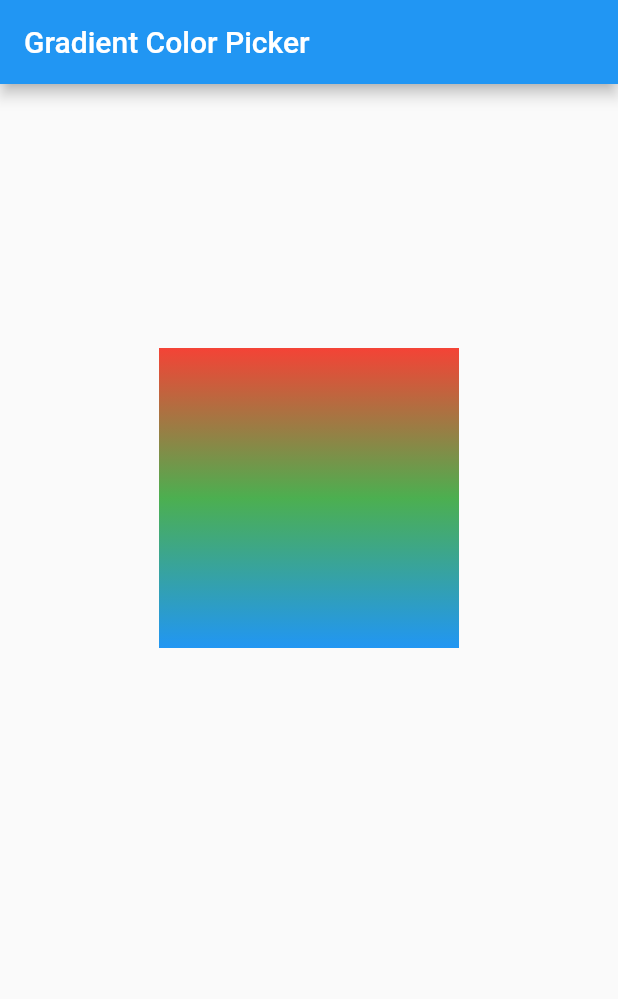
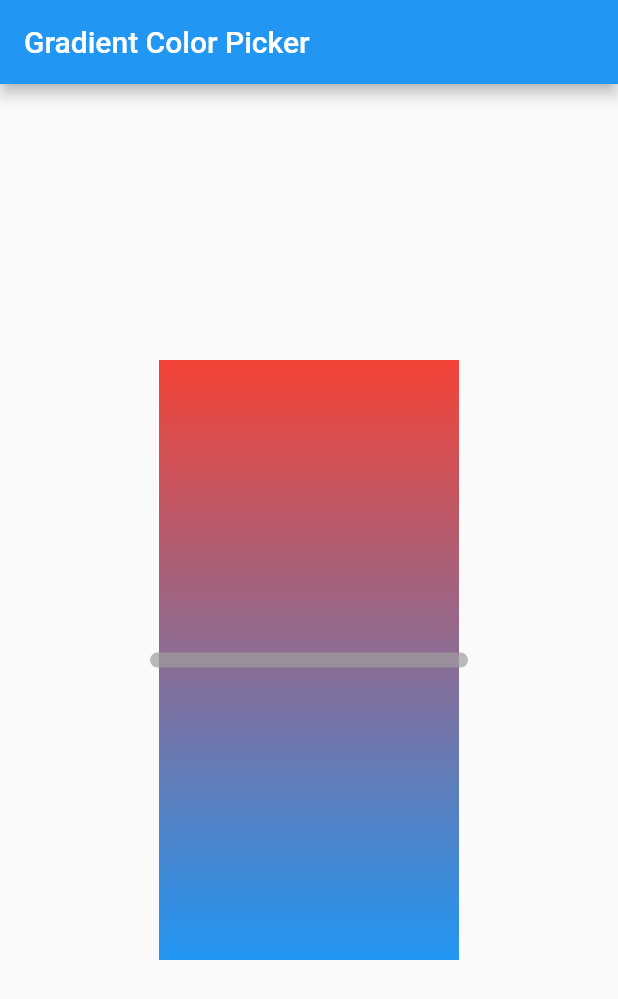
Before and after one commit to matthewstachyra/colorpicker-flutter-widget, a Flutter app: the screen it shows after launch, on a phone screen of 412 x 824 dp. Shown: the top 999 px of the screen. Run offline on Flutter 3.47's test engine with Material 2 defaults, Android fonts, the light colour scheme and no system bars.

Commit message:
update to allow tapping or dragging

```diff
--- a/lib/main.dart
+++ b/lib/main.dart
@@ -1,4 +1,29 @@
 import 'package:flutter/material.dart';
+
+void main() {
+  runApp(MyApp());
+}
+
+class MyApp extends StatelessWidget {
+  @override
+  Widget build(BuildContext context) {
+    return MaterialApp(
+      title: 'Gradient Color Picker',
+      home: Scaffold(
+        appBar: AppBar(
+          title: Text('Gradient Color Picker'),
+        ),
+        body: Center(
+          child: Container(
+            width: 200,
+            height: 400,
+            child: GradientColorPicker(),
+          ),
+        ),
+      ),
+    );
+  }
+}
 
 class GradientColorPicker extends StatefulWidget {
   @override
@@ -6,27 +31,19 @@ class GradientColorPicker extends StatefulWidget {
 }
 
 class _GradientColorPickerState extends State<GradientColorPicker> {
-  Color _selectedColor = Colors.transparent;
+  double _selectedPosition = 0.5;
 
-  void _updateSelectedColor(TapUpDetails details, BoxConstraints constraints) {
-    final position = details.localPosition;
-    final gradientWidth = constraints.maxWidth;
-    final colorPosition = position.dx / gradientWidth;
-    setState(() {
-      _selectedColor = _getGradientColor(colorPosition);
-    });
+  Color _getColorFromPosition(double position) {
+    final int red = (255 - (255 * position)).round();
+    final int blue = (255 * position).round();
+    return Color.fromRGBO(red, 0, blue, 1.0);
   }
 
-  Color _getGradientColor(double position) {
-    final gradientColors = [
-      Colors.red,
-      Colors.green,
-      Colors.blue,
-    ];
-    final startColor = gradientColors[0];
-    final endColor = gradientColors[gradientColors.length - 1];
-    final selectedColor = Color.lerp(startColor, endColor, position);
-    return selectedColor!;
+  void _updateSelectedPosition(Offset position, BoxConstraints constraints) {
+    final double newPosition = position.dy / constraints.maxHeight;
+    setState(() {
+      _selectedPosition = newPosition.clamp(0.0, 1.0);
+    });
   }
 
   @override
@@ -34,32 +51,26 @@ class _GradientColorPickerState extends State<GradientColorPicker> {
     return LayoutBuilder(
       builder: (context, constraints) {
         return GestureDetector(
-          onTapUp: (details) => _updateSelectedColor(details, constraints),
-          child: Column(
-            mainAxisAlignment: MainAxisAlignment.center,
-            children: [
-              Container(
-                width: 200,
-                height: 200,
-                decoration: const BoxDecoration(
+          onVerticalDragUpdate: (DragUpdateDetails details) {
+            _updateSelectedPosition(details.localPosition, constraints);
+          },
+          onTapDown: (TapDownDetails details) {
+            _updateSelectedPosition(details.localPosition, constraints);
+          },
+          child: Container(
+            decoration: BoxDecoration(
               gradient: LinearGradient(
-                    colors: [
-                      Colors.red,
-                      Colors.green,
-                      Colors.blue,
-                    ],
+                colors: [Colors.red, Colors.blue],
                 begin: Alignment.topCenter,
                 end: Alignment.bottomCenter,
               ),
             ),
+            child: CustomPaint(
+              painter: _SelectedColorPainter(
+                _selectedPosition,
+                constraints.maxWidth,
               ),
-              SizedBox(height: 16),
-              Container(
-                width: 50,
-                height: 200,
-                color: _selectedColor,
             ),
-            ],
           ),
         );
       },
@@ -67,18 +78,42 @@ class _GradientColorPickerState extends State<GradientColorPicker> {
   }
 }
 
+class _SelectedColorPainter extends CustomPainter {
+  final double position;
+  final double width;
 
-void main() {
-  runApp(
-    MaterialApp(
-      home: Scaffold(
-        appBar: AppBar(
-          title: Text('Gradient Color Picker'),
-        ),
-        body: Center(
-          child: GradientColorPicker(),
-        ),
-      ),
-    ),
+  _SelectedColorPainter(this.position, this.width);
+
+  @override
+  void paint(Canvas canvas, Size size) {
+    final double barHeight = 10.0;
+    final double barExtend = 6.0;
+
+    final double lineHeight = size.height * position;
+    final double lineY = lineHeight - barHeight / 2;
+    final double lineBottomY = lineY + barHeight;
+
+    final double gradientWidth = size.width;
+    final double barWidth = gradientWidth + barExtend * 2;
+
+    final double lineLeftX = -barExtend;
+    final double lineRightX = lineLeftX + barWidth;
+
+    final Rect lineRect = Rect.fromLTRB(lineLeftX, lineY, lineRightX, lineBottomY);
+    final RRect lineRRect = RRect.fromRectAndRadius(
+      lineRect,
+      Radius.circular(barHeight / 2),
     );
+
+    final Paint selectedColorPaint = Paint()
+      ..color = Colors.grey.withOpacity(0.7)
+      ..style = PaintingStyle.fill;
+
+    canvas.drawRRect(lineRRect, selectedColorPaint);
   }
+
+  @override
+  bool shouldRepaint(_SelectedColorPainter oldDelegate) {
+    return oldDelegate.position != position || oldDelegate.width != width;
+  }
+}
```
Lines whose indentation alone changed are shown as unchanged.
